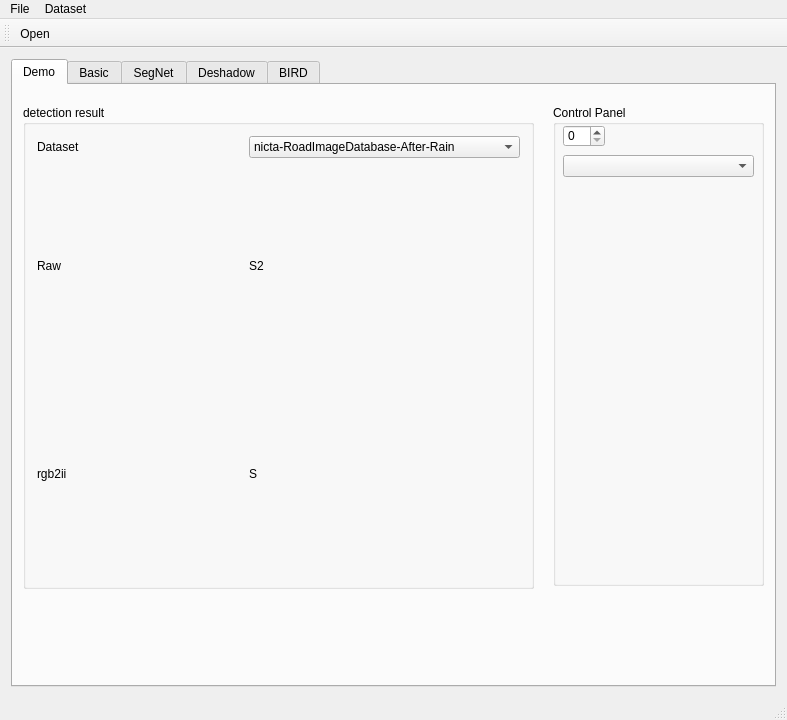
Above: OpenCarVision/mainwindow.ui from baidut/ITS before the change. Below: the same form after it.
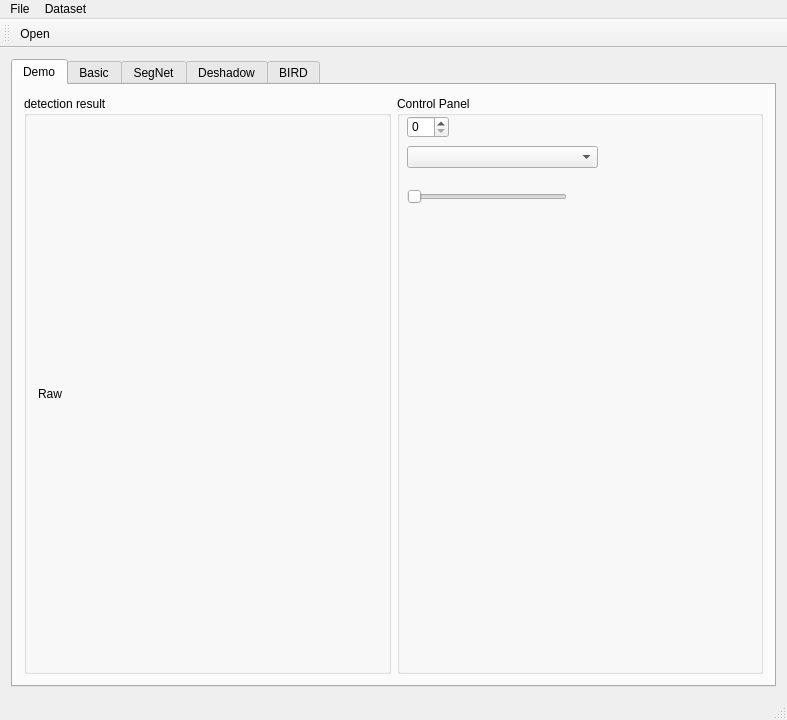
That is the form after the change. Custom widgets are drawn as their Qt base class.

Commit message: done display road gt demo

The edit to the form file:
```diff
--- a/OpenCarVision/mainwindow.ui
+++ b/OpenCarVision/mainwindow.ui
@@ -24,79 +24,25 @@
        <attribute name="title">
         <string>Demo</string>
        </attribute>
+       <layout class="QGridLayout" name="gridLayout_21">
+        <item row="0" column="0">
        <widget class="QGroupBox" name="groupBox_14">
-        <property name="geometry">
-         <rect>
-          <x>10</x>
-          <y>20</y>
-          <width>511</width>
-          <height>484</height>
-         </rect>
-        </property>
         <property name="title">
          <string>detection result</string>
         </property>
         <layout class="QGridLayout" name="gridLayout_22">
-         <item row="2" column="0">
-          <widget class="QLabelPlus" name="label_ii_s2_3">
-           <property name="text">
-            <string>&lt;html&gt;&lt;head/&gt;&lt;body&gt;&lt;p&gt;rgb2ii&lt;/p&gt;&lt;/body&gt;&lt;/html&gt;</string>
-           </property>
-          </widget>
-         </item>
-         <item row="1" column="0">
+           <item row="0" column="0">
           <widget class="QLabelPlus" name="label_rawdata">
            <property name="text">
             <string>Raw</string>
            </property>
           </widget>
          </item>
-         <item row="2" column="1">
-          <widget class="QLabelPlus" name="label_s_s2_3">
-           <property name="text">
-            <string>S</string>
-           </property>
-          </widget>
-         </item>
-         <item row="1" column="1">
-          <widget class="QLabelPlus" name="label_s2_s2_3">
-           <property name="text">
-            <string>S2</string>
-           </property>
-          </widget>
-         </item>
-         <item row="0" column="1">
-          <widget class="QComboBox" name="comboBox">
-           <item>
-            <property name="text">
-             <string>nicta-RoadImageDatabase-After-Rain</string>
-            </property>
-           </item>
-           <item>
-            <property name="text">
-             <string>nicta-RoadImageDatabase-Sunny-Shadows</string>
-            </property>
-           </item>
-          </widget>
-         </item>
-         <item row="0" column="0">
-          <widget class="QLabel" name="label_7">
-           <property name="text">
-            <string>Dataset</string>
-           </property>
-          </widget>
-         </item>
-        </layout>
-       </widget>
+          </layout>
+         </widget>
+        </item>
+        <item row="0" column="1">
        <widget class="QGroupBox" name="groupBox_13">
-        <property name="geometry">
-         <rect>
-          <x>540</x>
-          <y>20</y>
-          <width>211</width>
-          <height>481</height>
-         </rect>
-        </property>
         <property name="title">
          <string>Control Panel</string>
         </property>
@@ -120,7 +66,22 @@
           </rect>
          </property>
         </widget>
-       </widget>
+          <widget class="QSlider" name="horizontalSlider_plendAlpha">
+           <property name="geometry">
+            <rect>
+             <x>10</x>
+             <y>90</y>
+             <width>160</width>
+             <height>22</height>
+            </rect>
+           </property>
+           <property name="orientation">
+            <enum>Qt::Horizontal</enum>
+           </property>
+          </widget>
+         </widget>
+        </item>
+       </layout>
       </widget>
       <widget class="QWidget" name="tab">
        <attribute name="title">
```
Left out of the diff: 4 changed lines with no effect on the pictures. Lines whose indentation alone changed are shown as unchanged. The commit also changes 3 other files.
